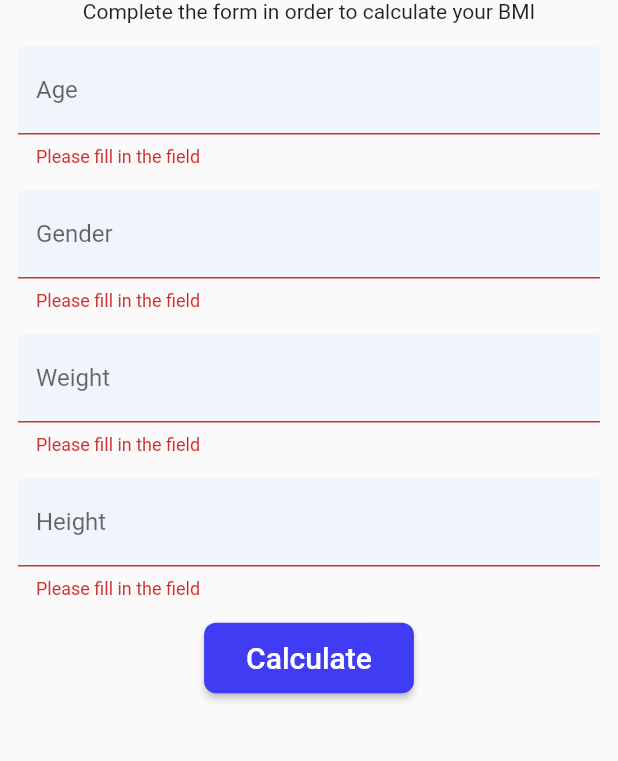
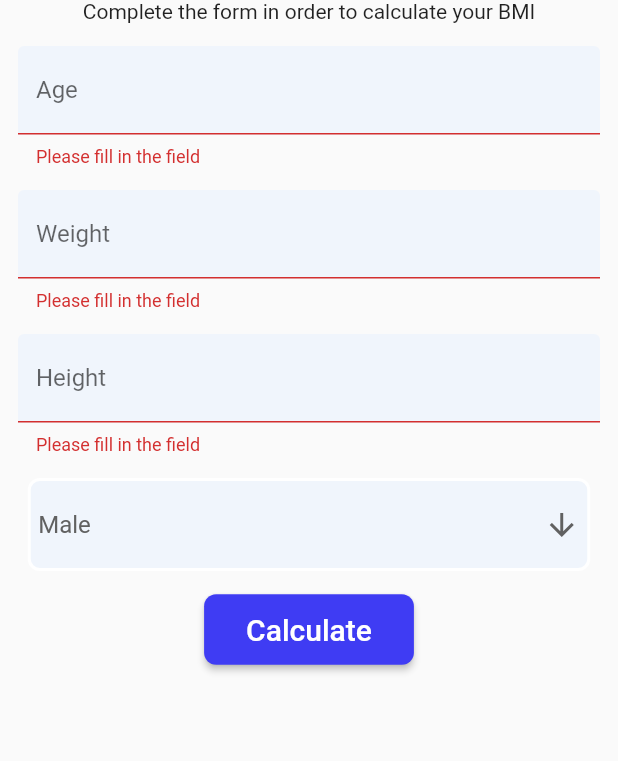
Before and after one commit to bdey05/BMI, a Flutter app: the screen it shows after launch, after a tap on "Calculate", on a phone screen of 412 x 824 dp, the part 191-952 px from its top. Run offline on Flutter 3.47's test engine with Material 2 defaults, Android fonts, the phone set to English and light mode, and no system bars.

Commit message:
Add files via upload

```diff
--- a/lib/main.dart
+++ b/lib/main.dart
@@ -28,6 +28,7 @@ class BMICalculatorState extends State<BMICalculator> {
   final gender = TextEditingController();
   final weight = TextEditingController();
   final height = TextEditingController();
+  var dropdownValue = "Male";
 
   @override
   Widget build(BuildContext context) {
@@ -83,39 +84,7 @@ class BMICalculatorState extends State<BMICalculator> {
               },
             ),
             SizedBox(height: 15),
-            TextFormField(
-              controller: gender,
-              decoration: InputDecoration(
-                  enabledBorder: OutlineInputBorder(
-                    borderRadius: BorderRadius.circular(8.0),
-                    borderSide: BorderSide(
-                      color: Colors.white,
-                      width: 2.0,
-                    ),
-                  ),
-                  focusedBorder: OutlineInputBorder(
-                    borderRadius: BorderRadius.circular(8.0),
-                    borderSide: BorderSide(
-                      color: Colors.white,
-                    ),
-                  ),
-                  hintText: 'Enter your gender (Male or Female)',
-                  fillColor: Color(0xfff0f5fc),
-                  filled: true,
-                  labelText: 'Gender',
-                  floatingLabelStyle: const TextStyle(color: Color(0xff3f3cf3), fontSize: 18)
-              ),
-              validator: (value) {
-                if (value!.isEmpty) {
-                  return 'Please fill in the field';
-                }
-                if (value.toLowerCase() != "male" && value.toLowerCase() != "female"){
-                  return 'Please enter \"Male\" or \"Female\" for your gender';
-                }
-                return null;
-              },
-            ),
-            SizedBox(height: 15),
+
             TextFormField(
               controller: weight,
               decoration: InputDecoration(
@@ -181,6 +150,41 @@ class BMICalculatorState extends State<BMICalculator> {
                 return null;
               },
             ),
+            SizedBox(height: 15),
+            Container(
+
+              padding: EdgeInsets.all(5),
+              width: 375,
+              decoration: BoxDecoration(
+                borderRadius: BorderRadius.circular(8.0),
+                color: Color(0xfff0f5fc),
+                border: Border.all(
+                    color: Colors.white, style: BorderStyle.solid, width: 2),
+              ),
+              child:
+            DropdownButton<String>(
+              value: dropdownValue,
+              icon: const Icon(Icons.arrow_downward),
+              isExpanded: true,
+              hint: Text("Gender"),
+              dropdownColor: Color(0xfff0f5fc),
+              style: TextStyle(color: Colors.grey.shade700),
+              underline: SizedBox.shrink(),
+              onChanged: (String? newValue) {
+                setState(() {
+                  dropdownValue = newValue!;
+                });
+              },
+              items: <String>['Male', 'Female']
+                  .map<DropdownMenuItem<String>>((String value) {
+                return DropdownMenuItem<String>(
+                  value: value,
+                  child: Text(value, style: TextStyle(fontSize: 16)),
+                );
+              }).toList(),
+            ),
+            ),
+
             Container(
                 padding: const EdgeInsets.all(15),
                 child:
```
